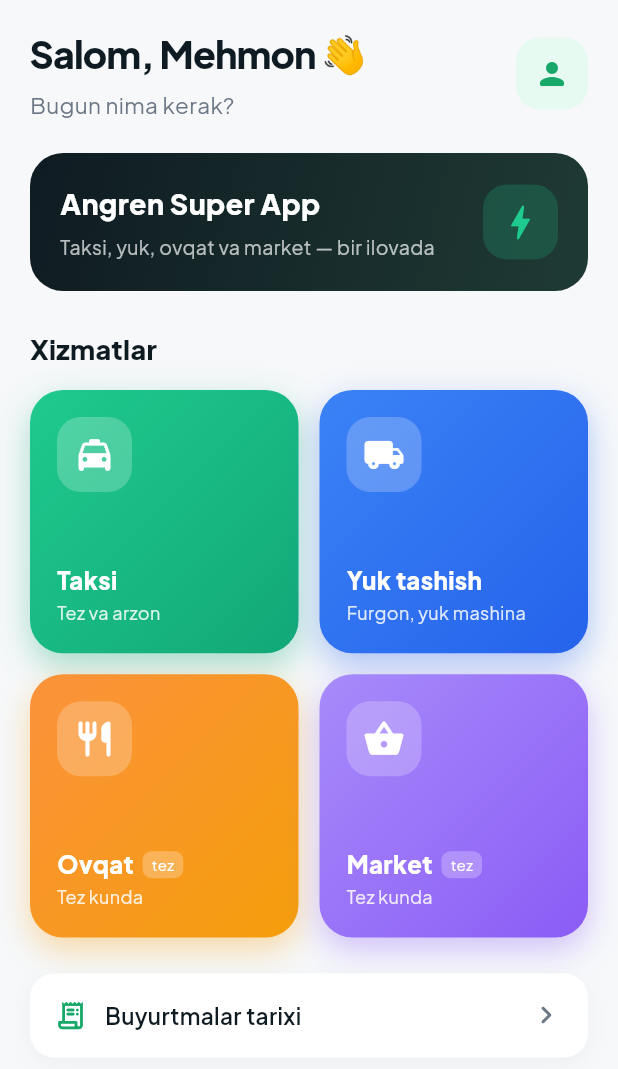
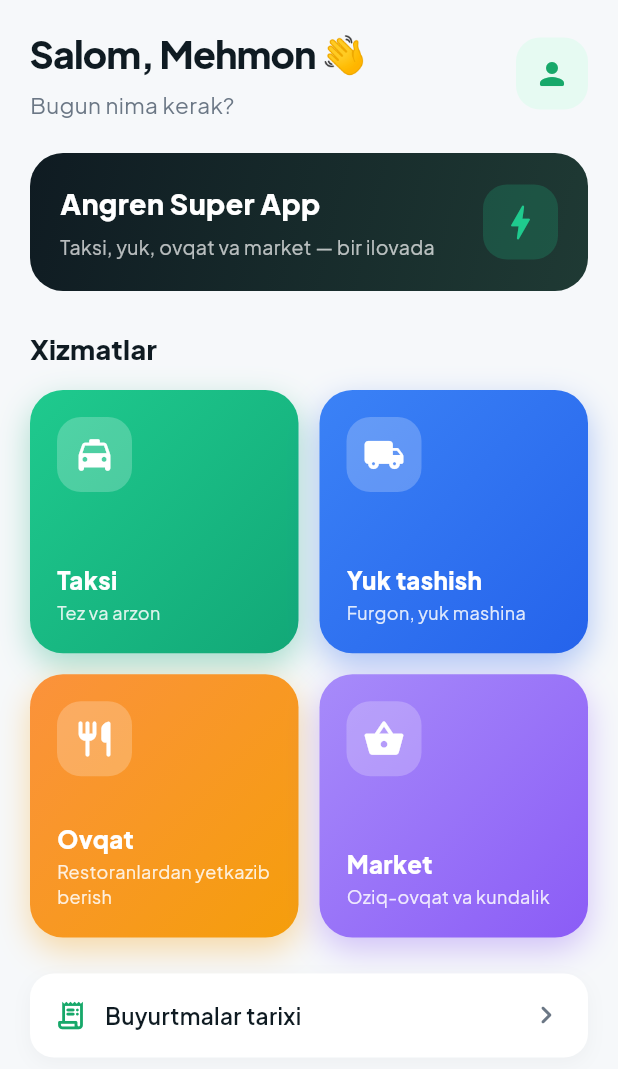
Before and after one commit to Diyorbek321/angrentaxi, a Flutter app: the ServicesScreen screen opened directly, on a phone screen of 412 x 824 dp. Shown: the top 1069 px of the screen. Run offline on Flutter 3.47's test engine with Material 3 defaults, Android fonts, the phone set to English and light mode, and no system bars; drawn by our look-alikes of flutter_animate; our stand-ins replace dio, equatable, firebase_core, firebase_messaging, flutter_map, flutter_secure_storage and 10 more; accounts and stored records are empty; network calls fail.

Commit message:
fix(mobile): qidiruvni real katalogga ulash va Market/Ovqat kirish nuqtasini ochish
Superapp qidiruvi buzuq edi: TextField'da controller yo'q edi, ya'ni yozilgan
matn umuman e'tiborga olinmasdi va doim bir xil 5 ta natija chiqardi. Bosilgan
mahsulot esa soxta katalog id'si (p1, r1d1) bilan savatga tushardi va
checkout'da backend uni topolmay xato berardi.

- Qidiruv FoodProvider/MarketProvider yuklagan real katalog ustidan ishlaydi
  (backend'da qidiruv endpoint'i yo'q — client-side filtr).
- ProductDetailScreen endi faqat real MarketProduct qabul qiladi, mock yo'li
  olib tashlandi — soxta id boshqa savatga tusha olmaydi.
- services_screen'dan comingSoon olib tashlandi: Market ham, Ovqat ham real
  backend'ga ulangan (market_provider'dagi "Food remains mock" izohi eskirgan
  va noto'g'ri edi). Fayl hozircha hech qanday route'ga ulanmagan — jonli
  kirish nuqtasi SuperappShell/HomeTab — buni fayl boshida izohladim.

order_history_repeat_ride_test setUpAll'ida initializeDateFormatting('uz')
yo'q edi (qardosh 4 ta testda bor), shuning uchun u LocaleDataException bilan
yiqilardi. Mobil test to'plami shu sababli avvaldan qizil edi.

SuperappProvider.walletBalance hali qattiq kodlangan — hamyon endpoint'i yo'q,
izohda belgilandi.

Co-Authored-By: Claude Opus 5 (1M context) <noreply@anthropic.com>

```diff
--- a/mobile/lib/features/passenger/screens/services_screen.dart
+++ b/mobile/lib/features/passenger/screens/services_screen.dart
@@ -4,8 +4,15 @@ import 'package:provider/provider.dart';
 import 'package:angren_taxi/core/config/app_theme.dart';
 import 'package:angren_taxi/features/auth/auth_provider.dart';
 import 'package:angren_taxi/features/passenger/order_provider.dart';
+import 'package:angren_taxi/features/superapp/screens/food_list_screen.dart';
+import 'package:angren_taxi/features/superapp/screens/market_screen.dart';
 
 /// Super-app launcher — premium animated home that lets the user pick a vertical.
+///
+/// NOTE: this screen is currently not wired into any route — `app.dart` sends
+/// `/passenger/services` to `SuperappShell`, whose `HomeTab` is the live
+/// launcher. Kept in sync with the real verticals so it stays usable if it is
+/// routed again.
 class ServicesScreen extends StatelessWidget {
   const ServicesScreen({super.key});
 
@@ -34,18 +41,16 @@ class ServicesScreen extends StatelessWidget {
       _Service(
         icon: Icons.restaurant_rounded,
         title: 'Ovqat',
-        subtitle: 'Tez kunda',
+        subtitle: 'Restoranlardan yetkazib berish',
         gradient: const [Color(0xFFFB923C), Color(0xFFF59E0B)],
-        comingSoon: true,
-        onTap: () => _comingSoon(context),
+        onTap: () => _push(context, const FoodListScreen()),
       ),
       _Service(
         icon: Icons.shopping_basket_rounded,
         title: 'Market',
-        subtitle: 'Tez kunda',
+        subtitle: 'Oziq-ovqat va kundalik',
         gradient: const [Color(0xFFA78BFA), Color(0xFF8B5CF6)],
-        comingSoon: true,
-        onTap: () => _comingSoon(context),
+        onTap: () => _push(context, const MarketScreen()),
       ),
     ];
 
@@ -154,13 +159,8 @@ class ServicesScreen extends StatelessWidget {
     Navigator.of(context).pushNamed('/passenger/home');
   }
 
-  void _comingSoon(BuildContext context) {
-    ScaffoldMessenger.of(context).showSnackBar(
-      const SnackBar(
-        content: Text('Bu xizmat tez kunda ishga tushadi 🚀'),
-        behavior: SnackBarBehavior.floating,
-      ),
-    );
+  void _push(BuildContext context, Widget screen) {
+    Navigator.of(context).push(MaterialPageRoute<void>(builder: (_) => screen));
   }
 }
 
@@ -171,7 +171,6 @@ class _Service {
     required this.subtitle,
     required this.gradient,
     required this.onTap,
-    this.comingSoon = false,
   });
 
   final IconData icon;
@@ -179,7 +178,6 @@ class _Service {
   final String subtitle;
   final List<Color> gradient;
   final VoidCallback onTap;
-  final bool comingSoon;
 }
 
 /// Vibrant gradient card with a press-scale micro-interaction.
@@ -236,34 +234,13 @@ class _ServiceCardState extends State<_ServiceCard> {
                 child: Icon(s.icon, color: Colors.white, size: 28),
               ),
               const Spacer(),
-              Row(
-                children: [
-                  Flexible(
-                    child: Text(
+              Text(
                 s.title,
                 style: const TextStyle(
                   fontSize: 16,
                   fontWeight: FontWeight.w800,
                   color: Colors.white,
                 ),
-                    ),
-                  ),
-                  if (s.comingSoon) ...[
-                    const SizedBox(width: 6),
-                    Container(
-                      padding: const EdgeInsets.symmetric(
-                          horizontal: 6, vertical: 2),
-                      decoration: BoxDecoration(
-                        color: Colors.white.withValues(alpha: 0.25),
-                        borderRadius: BorderRadius.circular(6),
-                      ),
-                      child: const Text(
-                        'tez',
-                        style: TextStyle(fontSize: 10, color: Colors.white),
-                      ),
-                    ),
-                  ],
-                ],
               ),
               const SizedBox(height: 2),
               Text(
--- a/mobile/lib/features/superapp/state/market_provider.dart
+++ b/mobile/lib/features/superapp/state/market_provider.dart
@@ -12,8 +12,9 @@ import 'package:angren_taxi/shared/models/market_store.dart';
 enum MarketProviderState { idle, loading, success, error }
 
 /// Backs the Market vertical (`superapp/screens/market_screen.dart` and
-/// friends) with the real `/market` backend. Food/Cargo remain mock — see
-/// [SuperappProvider]'s doc comment.
+/// friends) with the real `/market` backend. Food is backed the same way by
+/// [FoodProvider]; Cargo runs through the taxi `OrderProvider` flow with
+/// `serviceType: 'cargo'`.
 class MarketProvider extends ChangeNotifier {
   MarketProvider({
     required ApiClient apiClient,
--- a/mobile/lib/features/superapp/state/superapp_provider.dart
+++ b/mobile/lib/features/superapp/state/superapp_provider.dart
@@ -2,8 +2,10 @@ import 'package:angren_taxi/features/superapp/models/cart_item.dart';
 import 'package:flutter/foundation.dart';
 
 /// Holds cross-vertical super-app state: the unified cart, wallet balance and
-/// the active bottom-navigation tab. Food/Market/Cargo have no backend yet, so
-/// this is local state today; swap the bodies for API calls when ready.
+/// the active bottom-navigation tab. Food/Market order placement itself goes
+/// through [FoodProvider]/[MarketProvider] against the real backend; the cart
+/// below is client-side until a server-side cart exists, and [walletBalance]
+/// is still a placeholder with no wallet endpoint behind it.
 class SuperappProvider extends ChangeNotifier {
   static const double _deliveryFee = 7000;
 
```
Also changed, not shown: mobile/lib/features/superapp/screens/product_detail_screen.dart (+16 -18 lines), mobile/lib/features/superapp/screens/search_screen.dart (+103 -28 lines), 1 other file. Lines whose indentation alone changed are shown as unchanged.
